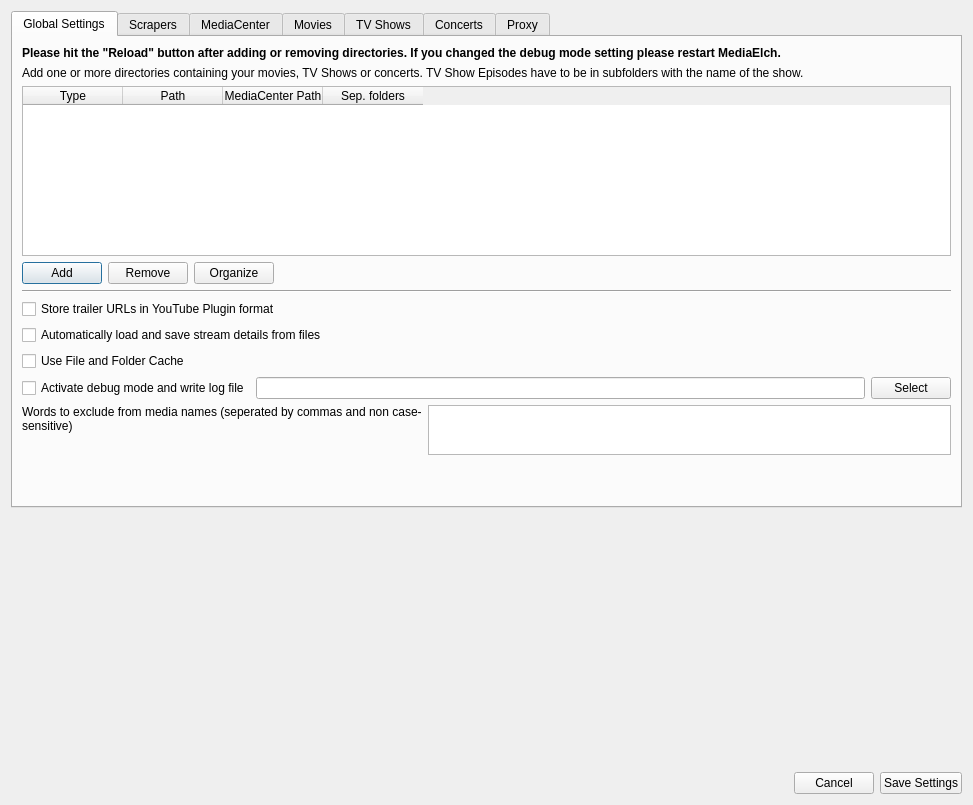
The window that settings/SettingsWidget.ui (Komet/MediaElch) describes before a commit, drawn with Qt 5.
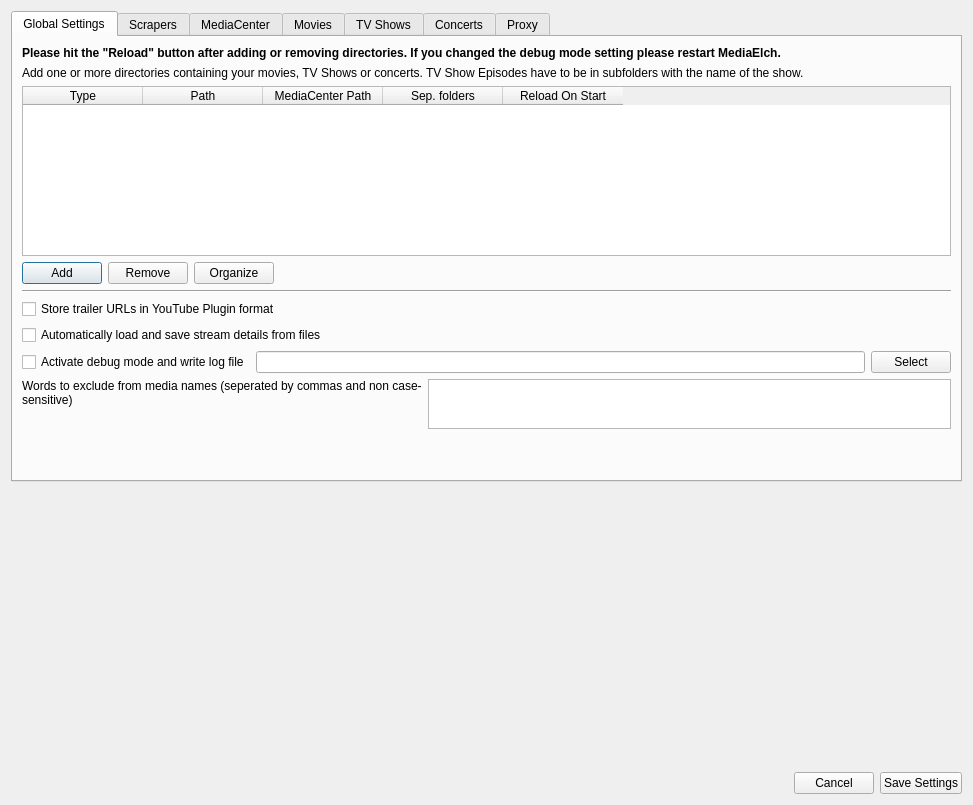
The same window after the commit. Icons and pictures are not drawn. Custom widgets are drawn as their Qt base class.

```diff
--- a/settings/SettingsWidget.ui
+++ b/settings/SettingsWidget.ui
@@ -81,7 +81,7 @@
       <attribute name="title">
        <string>Global Settings</string>
       </attribute>
-      <layout class="QVBoxLayout" name="verticalLayout_2" stretch="0,0,0,0,0,0,0,0,0,0,0">
+      <layout class="QVBoxLayout" name="verticalLayout_2" stretch="0,0,0,0,0,0,0,0,0,0">
        <item>
         <widget class="QLabel" name="label_12">
          <property name="font">
@@ -126,7 +126,7 @@
           <enum>QAbstractItemView::SingleSelection</enum>
          </property>
          <attribute name="horizontalHeaderDefaultSectionSize">
-          <number>100</number>
+          <number>120</number>
          </attribute>
          <attribute name="verticalHeaderVisible">
           <bool>false</bool>
@@ -151,6 +151,11 @@
            <string>Sep. folders</string>
           </property>
          </column>
+         <column>
+          <property name="text">
+           <string>Reload On Start</string>
+          </property>
+         </column>
         </widget>
        </item>
        <item>
@@ -215,13 +220,6 @@
          </property>
         </widget>
        </item>
-       <item>
-        <widget class="QCheckBox" name="chkUseCache">
-         <property name="text">
-          <string>Use File and Folder Cache</string>
-         </property>
-        </widget>
-       </item>
        <item>
         <layout class="QHBoxLayout" name="horizontalLayout_2">
          <item>
```
